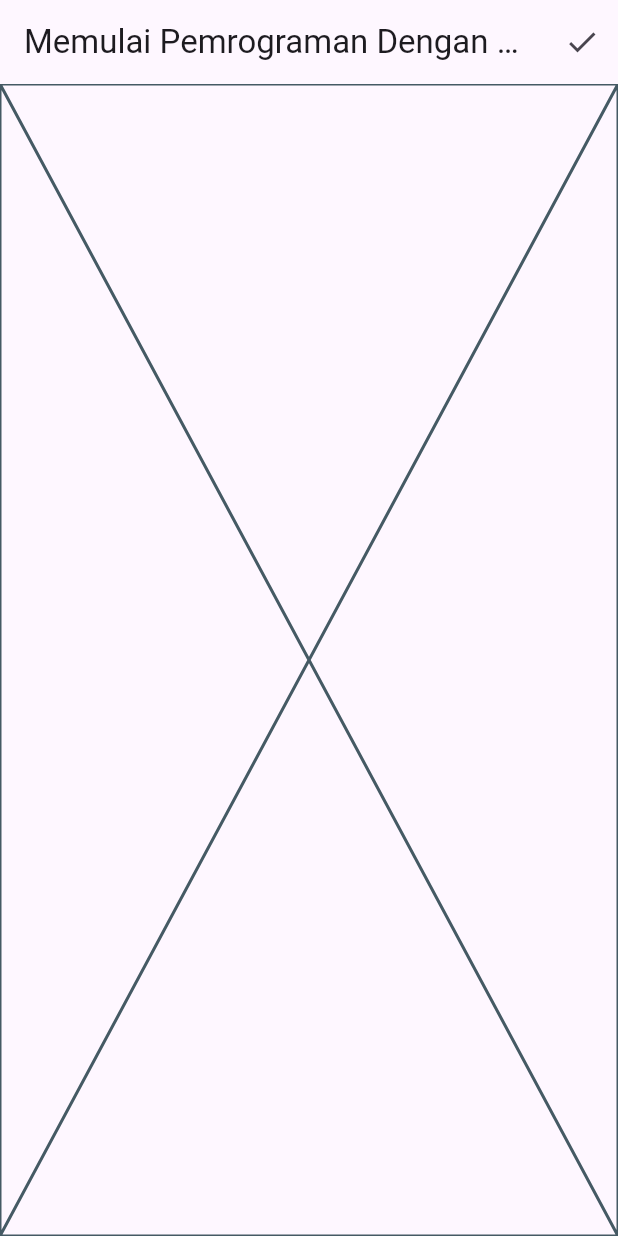
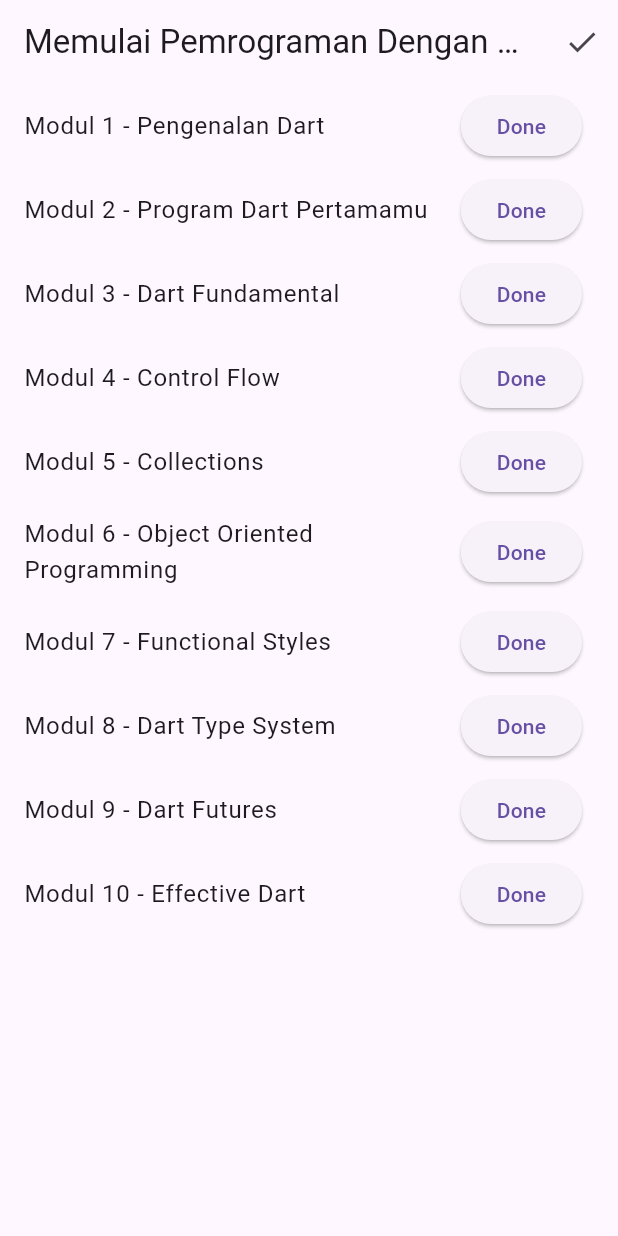
Before and after one commit to jimbonlemu/state_management_setstate, a Flutter app: the screen it shows after launch, on a phone screen of 412 x 824 dp. Run offline on Flutter 3.47's test engine with Material 3 defaults, Android fonts, the phone set to English and light mode, and no system bars.

Commit message:
change : add doneModuleList cleaner

```diff
--- a/lib/main.dart
+++ b/lib/main.dart
@@ -27,6 +27,7 @@ class ModulePage extends StatefulWidget {
 }
 
 class _ModulePageState extends State<ModulePage> {
+  final List<String> doneModuleList = [];
   @override
   Widget build(BuildContext context) {
     return Scaffold(
@@ -37,14 +38,14 @@ class _ModulePageState extends State<ModulePage> {
               onPressed: () {
                 Navigator.push(context, MaterialPageRoute(
                   builder: (context) {
-                    return DoneModuleList();
+                    return DoneModuleList(doneModuleList: doneModuleList,);
                   },
                 ));
               },
               icon: Icon(Icons.done))
         ],
       ),
-      body: ModuleList(),
+      body: ModuleList(doneModuleList: doneModuleList,),
     );
   }
 }
--- a/lib/module_list.dart
+++ b/lib/module_list.dart
@@ -1,10 +1,64 @@
 import 'package:flutter/material.dart';
 
-class ModuleList extends StatelessWidget {
-  const ModuleList({super.key});
+class ModuleList extends StatefulWidget {
+  final List<String> doneModuleList;
+  ModuleList({super.key, required this.doneModuleList});
+
+  @override
+  State<ModuleList> createState() => _ModuleListState();
+}
+
+class _ModuleListState extends State<ModuleList> {
+  final List<String> _moduleList = [
+    'Modul 1 - Pengenalan Dart',
+    'Modul 2 - Program Dart Pertamamu',
+    'Modul 3 - Dart Fundamental',
+    'Modul 4 - Control Flow',
+    'Modul 5 - Collections',
+    'Modul 6 - Object Oriented Programming',
+    'Modul 7 - Functional Styles',
+    'Modul 8 - Dart Type System',
+    'Modul 9 - Dart Futures',
+    'Modul 10 - Effective Dart',
+  ];
 
   @override
   Widget build(BuildContext context) {
-    return const Placeholder();
+    return ListView.builder(
+      itemCount: _moduleList.length,
+      itemBuilder: (context, index) {
+        return ModuleTile(
+          isDone: widget.doneModuleList.contains(_moduleList[index]),
+          moduleName: _moduleList[index],
+          onClick: () {
+            setState(() {
+              widget.doneModuleList.add(_moduleList[index]);
+            });
+          },
+        );
+      },
+    );
   }
 }
+
+class ModuleTile extends StatelessWidget {
+  final String moduleName;
+  final bool isDone;
+  final Function() onClick;
+  const ModuleTile({
+    super.key,
+    required this.moduleName,
+    required this.isDone,
+    required this.onClick,
+  });
+
+  @override
+  Widget build(BuildContext context) {
+    return ListTile(
+      title: Text(moduleName),
+      trailing: isDone
+          ? const Icon(Icons.done)
+          : ElevatedButton(onPressed: onClick, child: const Text('Done')),
+    );
+  }
+}
```
Also changed, not shown: lib/done_module_list.dart (+28 -3 lines).
